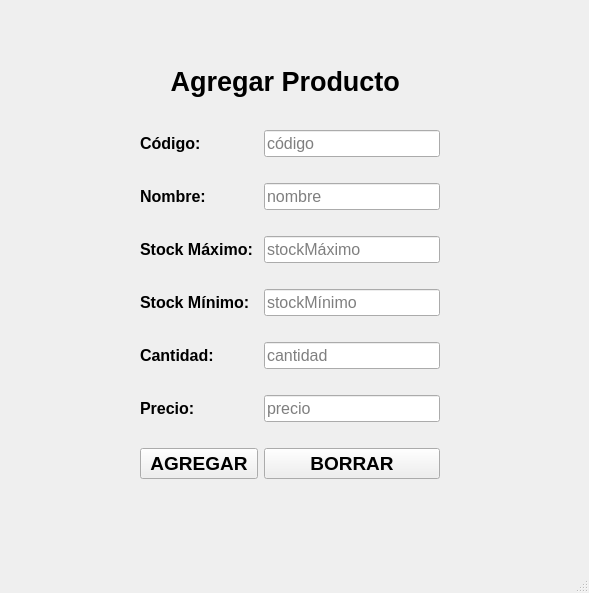
LAZAVIA/Ezequiel, file Views/Stock/agregar_producto.ui: the form before one commit.
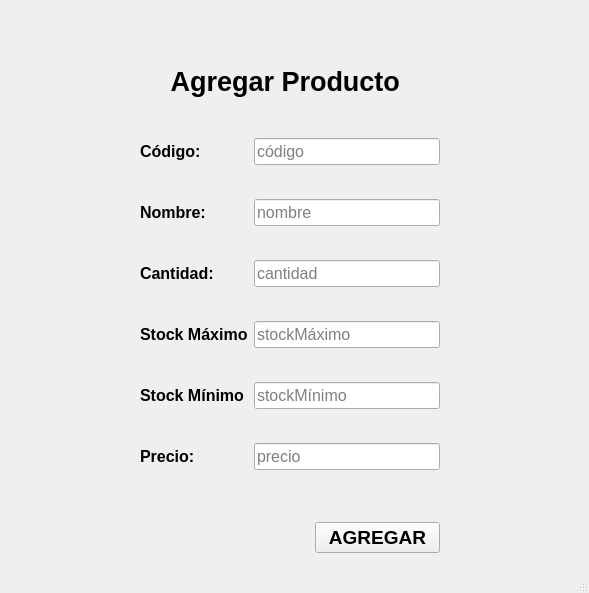
The form after the commit.

Commit message: Cambios importantes en Prueba

The edit to the form file:
```diff
--- a/Views/Stock/agregar_producto.ui
+++ b/Views/Stock/agregar_producto.ui
@@ -24,17 +24,31 @@
      </rect>
     </property>
     <layout class="QGridLayout" name="gridLayout">
-     <item row="5" column="1">
-      <widget class="QLineEdit" name="input_precio">
+     <item row="2" column="0">
+      <widget class="QLabel" name="lbl_cantidad">
        <property name="font">
         <font>
          <pointsize>12</pointsize>
-         <weight>50</weight>
-         <bold>false</bold>
+         <weight>75</weight>
+         <bold>true</bold>
         </font>
        </property>
-       <property name="placeholderText">
-        <string>precio</string>
+       <property name="text">
+        <string>Cantidad: </string>
+       </property>
+      </widget>
+     </item>
+     <item row="3" column="0">
+      <widget class="QLabel" name="lbl_stockMaximo">
+       <property name="font">
+        <font>
+         <pointsize>12</pointsize>
+         <weight>75</weight>
+         <bold>true</bold>
+        </font>
+       </property>
+       <property name="text">
+        <string>&lt;html&gt;&lt;head/&gt;&lt;body&gt;&lt;p&gt;&lt;span style=&quot; font-size:12pt; font-weight:600;&quot;&gt;Stock Máximo&lt;/span&gt;&lt;/p&gt;&lt;/body&gt;&lt;/html&gt;</string>
        </property>
       </widget>
      </item>
@@ -52,76 +66,8 @@
        </property>
       </widget>
      </item>
-     <item row="6" column="1">
-      <widget class="QPushButton" name="btn_borrar">
-       <property name="font">
-        <font>
-         <pointsize>14</pointsize>
-         <weight>75</weight>
-         <bold>true</bold>
-        </font>
-       </property>
-       <property name="text">
-        <string>BORRAR</string>
-       </property>
-      </widget>
-     </item>
-     <item row="6" column="0">
-      <widget class="QPushButton" name="btn_agregar">
-       <property name="font">
-        <font>
-         <pointsize>14</pointsize>
-         <weight>75</weight>
-         <bold>true</bold>
-        </font>
-       </property>
-       <property name="text">
-        <string>AGREGAR</string>
-       </property>
-      </widget>
-     </item>
-     <item row="3" column="0">
-      <widget class="QLabel" name="lbl_stockMinimo">
-       <property name="font">
-        <font>
-         <pointsize>12</pointsize>
-         <weight>75</weight>
-         <bold>true</bold>
-        </font>
-       </property>
-       <property name="text">
-        <string>Stock Mínimo: </string>
-       </property>
-      </widget>
-     </item>
-     <item row="3" column="1">
-      <widget class="QLineEdit" name="input_stockMinimo">
-       <property name="font">
-        <font>
-         <pointsize>12</pointsize>
-        </font>
-       </property>
-       <property name="placeholderText">
-        <string>stockMínimo</string>
-       </property>
-      </widget>
-     </item>
-     <item row="4" column="1">
-      <widget class="QLineEdit" name="input_cantidad">
-       <property name="font">
-        <font>
-         <pointsize>12</pointsize>
-         <weight>50</weight>
-         <bold>false</bold>
-        </font>
-       </property>
-       <property name="placeholderText">
-        <string>cantidad</string>
-       </property>
-      </widget>
-     </item>
      <item row="4" column="0">
-      <widget class="QLabel" name="lbl_cantidad">
+      <widget class="QLabel" name="lbl_cantidad_3">
        <property name="font">
         <font>
          <pointsize>12</pointsize>
@@ -130,7 +76,7 @@
         </font>
        </property>
        <property name="text">
-        <string>Cantidad: </string>
+        <string>&lt;html&gt;&lt;head/&gt;&lt;body&gt;&lt;p&gt;&lt;span style=&quot; font-size:12pt; font-weight:600;&quot;&gt;Stock Mínimo&lt;/span&gt;&lt;/p&gt;&lt;/body&gt;&lt;/html&gt;</string>
        </property>
       </widget>
      </item>
@@ -148,30 +94,31 @@
        </property>
       </widget>
      </item>
+     <item row="0" column="0">
+      <widget class="QLabel" name="lbl_codigo">
+       <property name="font">
+        <font>
+         <pointsize>12</pointsize>
+         <weight>75</weight>
+         <bold>true</bold>
+        </font>
+       </property>
+       <property name="text">
+        <string>Código: </string>
+       </property>
+      </widget>
+     </item>
      <item row="2" column="1">
-      <widget class="QLineEdit" name="input_stockMaximo">
+      <widget class="QLineEdit" name="input_cantidad">
        <property name="font">
         <font>
          <pointsize>12</pointsize>
+         <weight>50</weight>
+         <bold>false</bold>
         </font>
        </property>
-       <property name="text">
-        <string/>
-       </property>
        <property name="placeholderText">
-        <string>stockMáximo</string>
-       </property>
-      </widget>
-     </item>
-     <item row="1" column="1">
-      <widget class="QLineEdit" name="input_nombre">
-       <property name="font">
-        <font>
-         <pointsize>12</pointsize>
-        </font>
-       </property>
-       <property name="placeholderText">
-        <string>nombre</string>
+        <string>cantidad</string>
        </property>
       </widget>
      </item>
@@ -187,31 +134,57 @@
        </property>
       </widget>
      </item>
-     <item row="0" column="0">
-      <widget class="QLabel" name="lbl_codigo">
+     <item row="1" column="1">
+      <widget class="QLineEdit" name="input_nombre">
        <property name="font">
         <font>
          <pointsize>12</pointsize>
-         <weight>75</weight>
-         <bold>true</bold>
         </font>
        </property>
-       <property name="text">
-        <string>Código: </string>
+       <property name="placeholderText">
+        <string>nombre</string>
        </property>
       </widget>
      </item>
-     <item row="2" column="0">
-      <widget class="QLabel" name="lbl_stockMaximo">
+     <item row="3" column="1">
+      <widget class="QLineEdit" name="input_stockMaximo">
        <property name="font">
         <font>
          <pointsize>12</pointsize>
-         <weight>75</weight>
-         <bold>true</bold>
+         <weight>50</weight>
+         <bold>false</bold>
         </font>
        </property>
-       <property name="text">
-        <string>Stock Máximo: </string>
+       <property name="placeholderText">
+        <string>stockMáximo</string>
+       </property>
+      </widget>
+     </item>
+     <item row="5" column="1">
+      <widget class="QLineEdit" name="input_precio">
+       <property name="font">
+        <font>
+         <pointsize>12</pointsize>
+         <weight>50</weight>
+         <bold>false</bold>
+        </font>
+       </property>
+       <property name="placeholderText">
+        <string>precio</string>
+       </property>
+      </widget>
+     </item>
+     <item row="4" column="1">
+      <widget class="QLineEdit" name="input_stockMinimo">
+       <property name="font">
+        <font>
+         <pointsize>12</pointsize>
+         <weight>50</weight>
+         <bold>false</bold>
+        </font>
+       </property>
+       <property name="placeholderText">
+        <string>stockMínimo</string>
        </property>
       </widget>
      </item>
@@ -240,6 +213,26 @@
      <set>Qt::AlignCenter</set>
     </property>
    </widget>
+   <widget class="QPushButton" name="btn_agregar">
+    <property name="geometry">
+     <rect>
+      <x>315</x>
+      <y>522</y>
+      <width>125</width>
+      <height>31</height>
+     </rect>
+    </property>
+    <property name="font">
+     <font>
+      <pointsize>14</pointsize>
+      <weight>75</weight>
+      <bold>true</bold>
+     </font>
+    </property>
+    <property name="text">
+     <string>AGREGAR</string>
+    </property>
+   </widget>
   </widget>
   <widget class="QMenuBar" name="menubar">
    <property name="geometry">
```
The commit also changes 2 other files.
